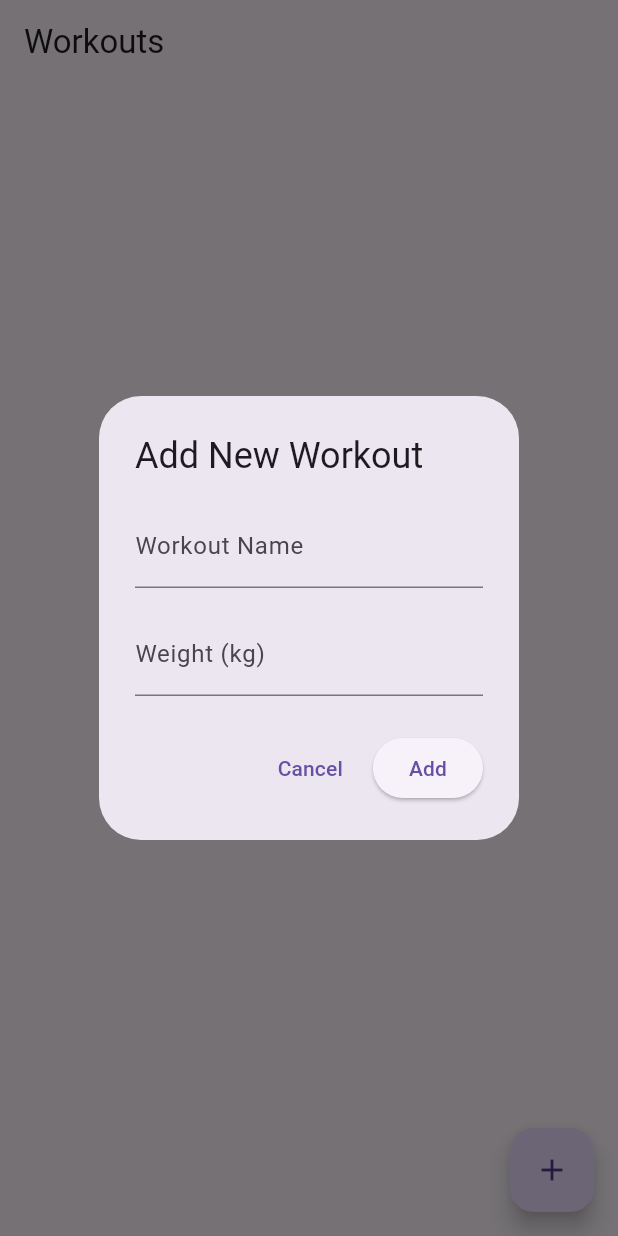
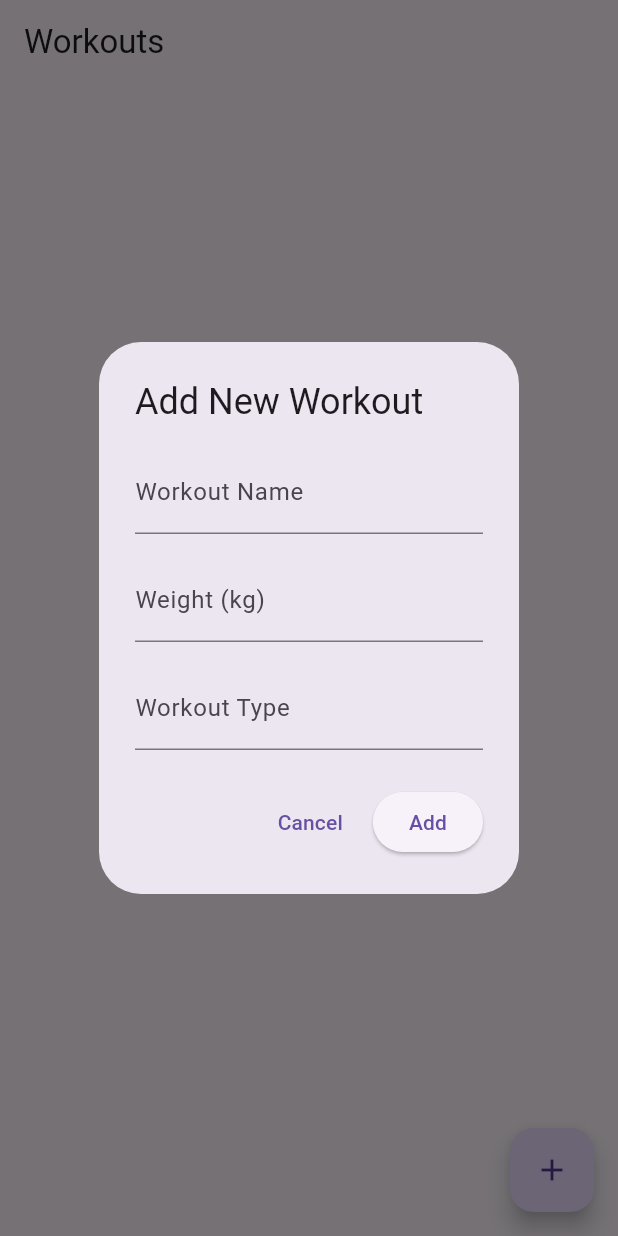
Before and after one commit to kavi17498/musclemark-kcodz, a Flutter app: the WorkoutScreen screen opened by its route, after a tap on the "add" icon, on a phone screen of 412 x 824 dp. Run offline on Flutter 3.47's test engine with Material 3 defaults, Android fonts, the phone set to English and light mode, and no system bars; our stand-ins replace flutter_riverpod, go_router, hive; accounts and stored records are empty.

Commit message:
type also can addd now

```diff
--- a/lib/models/workout.dart
+++ b/lib/models/workout.dart
@@ -13,5 +13,13 @@ class Workout extends HiveObject {
   @HiveField(2)
   double weightUsed;
 
-  Workout({required this.id, required this.name, required this.weightUsed});
+  @HiveField(3)
+  String type;
+
+  Workout({
+    required this.id,
+    required this.name,
+    required this.weightUsed,
+    required this.type,
+  });
 }
--- a/lib/views/selectworkout.dart
+++ b/lib/views/selectworkout.dart
@@ -61,6 +61,7 @@ class WorkoutScreen extends ConsumerWidget {
       id: workout.id,
       name: workout.name,
       weightUsed: newWeight,
+      type: workout.type, // Assuming type is also part of the Workout model
     );
 
     // Update using the view model which should trigger UI refresh
@@ -70,6 +71,7 @@ class WorkoutScreen extends ConsumerWidget {
   void _showAddWorkoutDialog(BuildContext context, dynamic viewModel) {
     final nameController = TextEditingController();
     final weightController = TextEditingController();
+    final typeController = TextEditingController();
 
     showDialog(
       context: context,
@@ -95,6 +97,14 @@ class WorkoutScreen extends ConsumerWidget {
                 ),
                 keyboardType: TextInputType.number,
               ),
+              SizedBox(height: 16),
+              TextField(
+                controller: typeController,
+                decoration: InputDecoration(
+                  labelText: 'Workout Type',
+                  hintText: 'e.g., Strength, Cardio, etc.',
+                ),
+              ),
             ],
           ),
           actions: [
@@ -108,6 +118,7 @@ class WorkoutScreen extends ConsumerWidget {
               onPressed: () {
                 final name = nameController.text.trim();
                 final weightText = weightController.text.trim();
+                final type = typeController.text.trim();
 
                 if (name.isNotEmpty && weightText.isNotEmpty) {
                   final weight = double.tryParse(weightText) ?? 0.0;
@@ -115,6 +126,7 @@ class WorkoutScreen extends ConsumerWidget {
                     id: DateTime.now().millisecondsSinceEpoch,
                     name: name,
                     weightUsed: weight,
+                    type: type,
                   );
                   viewModel.addWorkout(newWorkout);
                   Navigator.of(context).pop();
```
Also changed, not shown: lib/models/workout.g.dart.
